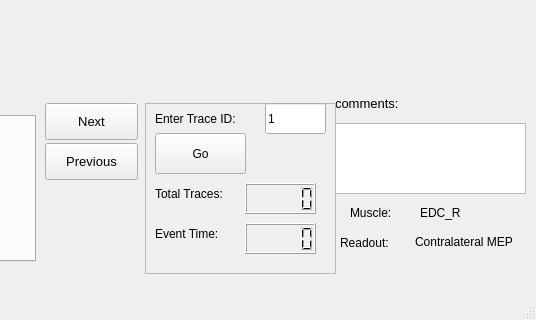
Above: offspect/gui/uis/visual_inspection_gui_XS.ui from neuromti/tool-offspect before the change; both pictures show x 315 to 851 and y 269 to 589 of the 851 by 589 pixel window. Below: the same form after it.
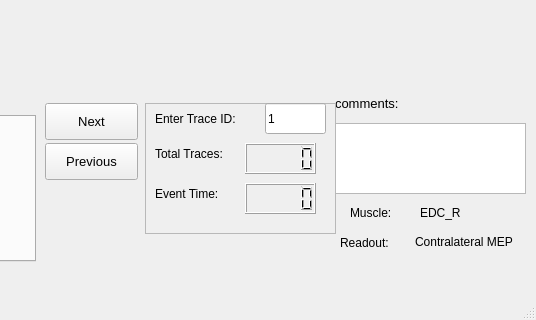
That is the form after the change. Custom widgets are drawn as their Qt base class.

Commit message: Removed GO button for random accessing of traces

The edit to the form file:
```diff
--- a/offspect/gui/uis/visual_inspection_gui_XS.ui
+++ b/offspect/gui/uis/visual_inspection_gui_XS.ui
@@ -714,7 +714,7 @@
       <x>460</x>
       <y>372</y>
       <width>191</width>
-      <height>171</height>
+      <height>131</height>
      </rect>
     </property>
     <property name="font">
@@ -768,7 +768,7 @@
      <property name="geometry">
       <rect>
        <x>100</x>
-       <y>80</y>
+       <y>40</y>
        <width>71</width>
        <height>31</height>
       </rect>
@@ -783,7 +783,7 @@
      <property name="geometry">
       <rect>
        <x>10</x>
-       <y>70</y>
+       <y>30</y>
        <width>91</width>
        <height>41</height>
       </rect>
@@ -801,7 +801,7 @@
      <property name="geometry">
       <rect>
        <x>100</x>
-       <y>120</y>
+       <y>80</y>
        <width>71</width>
        <height>31</height>
       </rect>
@@ -816,7 +816,7 @@
      <property name="geometry">
       <rect>
        <x>10</x>
-       <y>110</y>
+       <y>70</y>
        <width>81</width>
        <height>41</height>
       </rect>
@@ -830,24 +830,6 @@
       <string>Event Time:</string>
      </property>
     </widget>
-    <widget class="QPushButton" name="trace_update_button">
-     <property name="geometry">
-      <rect>
-       <x>10</x>
-       <y>30</y>
-       <width>91</width>
-       <height>41</height>
-      </rect>
-     </property>
-     <property name="font">
-      <font>
-       <pointsize>9</pointsize>
-      </font>
-     </property>
-     <property name="text">
-      <string>Go</string>
-     </property>
-    </widget>
    </widget>
    <widget class="QLabel" name="readout">
     <property name="geometry">
```
Left out of the diff: 2 changed lines with no effect on the pictures. The commit also changes 6 other files.
